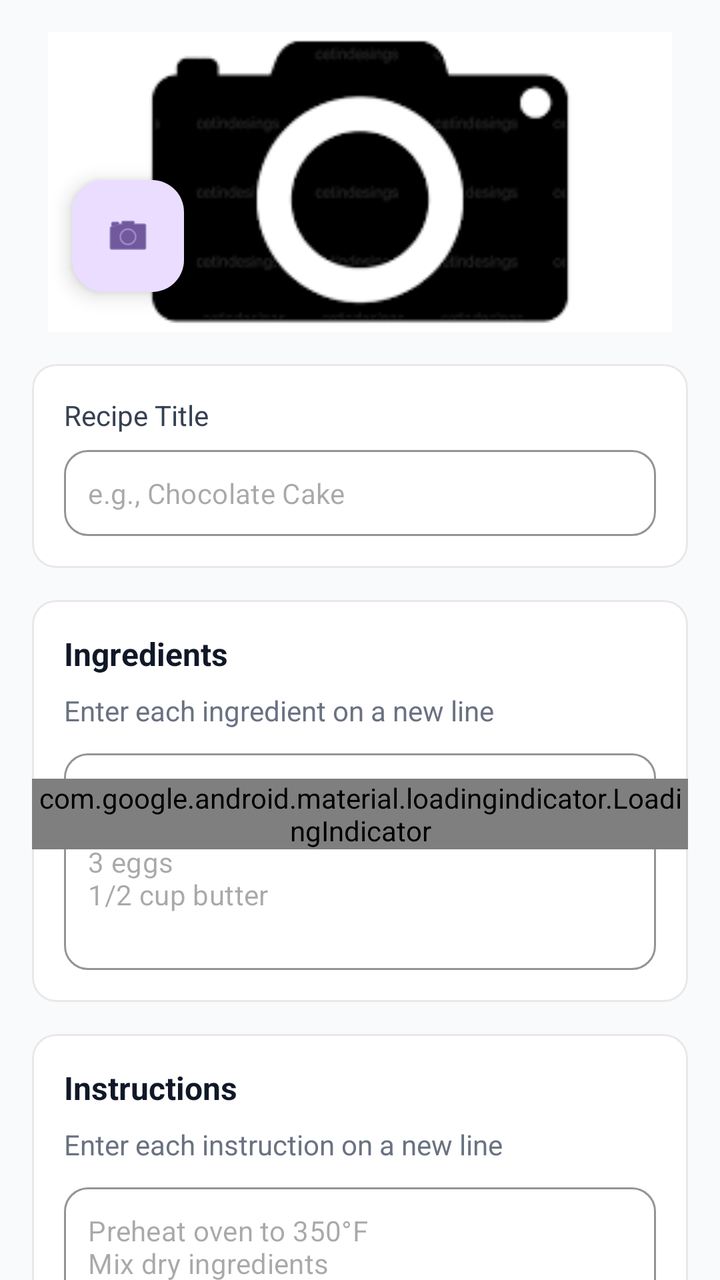
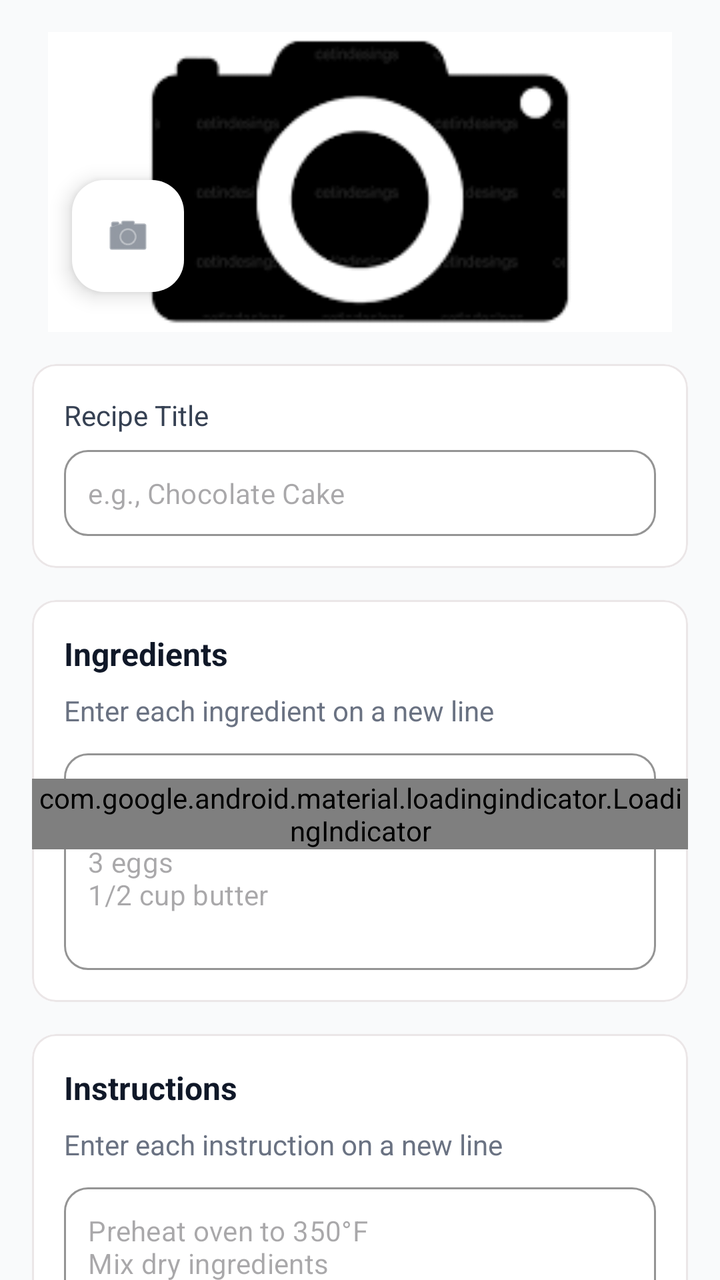

Screens rendered from an Android XML layout before and after an edit, with the pre-edit source and the edit as a unified diff.
<!-- AndroidManifest.xml: application theme Theme.Plateful -->
<!-- res/layout/fragment_add_recipe.xml -->
<?xml version="1.0" encoding="utf-8"?>
<androidx.core.widget.NestedScrollView xmlns:android="http://schemas.android.com/apk/res/android"
    xmlns:app="http://schemas.android.com/apk/res-auto"
    xmlns:tools="http://schemas.android.com/tools"
    android:layout_width="match_parent"
    android:layout_height="match_parent"
    android:background="@color/grayBackground"
    android:fillViewport="true"
    tools:context=".features.add_recipe.AddRecipeFragment">

    <androidx.constraintlayout.widget.ConstraintLayout
        android:layout_width="match_parent"
        android:layout_height="wrap_content"
        android:padding="16dp">

        <com.google.android.material.imageview.ShapeableImageView
            android:id="@+id/recipe_image_image_view"
            android:layout_width="0dp"
            android:layout_height="150dp"
            android:layout_marginStart="8dp"
            android:layout_marginEnd="8dp"
            android:scaleType="centerCrop"
            app:layout_constraintEnd_toEndOf="parent"
            app:layout_constraintStart_toStartOf="parent"
            app:layout_constraintTop_toTopOf="parent"
            app:srcCompat="@drawable/camera" />

        <com.google.android.material.card.MaterialCardView
            android:id="@+id/recipe_title_card"
            android:layout_width="0dp"
            android:layout_height="wrap_content"
            android:layout_marginTop="16dp"
            app:cardBackgroundColor="@android:color/white"
            app:cardCornerRadius="12dp"
            app:cardElevation="0dp"
            app:layout_constraintEnd_toEndOf="parent"
            app:layout_constraintStart_toStartOf="parent"
            app:layout_constraintTop_toBottomOf="@+id/recipe_image_image_view"
            app:strokeColor="@color/border"
            app:strokeWidth="1dp">

            <androidx.constraintlayout.widget.ConstraintLayout
                android:layout_width="match_parent"
                android:layout_height="wrap_content"
                android:padding="16dp">

                <TextView
                    android:id="@+id/recipe_title_label_text_view"
                    android:layout_width="wrap_content"
                    android:layout_height="wrap_content"
                    android:text="@string/recipe_title"
                    android:textColor="@color/textContent"
                    android:textSize="14sp"
                    app:layout_constraintStart_toStartOf="parent"
                    app:layout_constraintTop_toTopOf="parent" />

                <com.google.android.material.textfield.TextInputLayout
                    android:id="@+id/recipe_title_text_input_layout"
                    style="@style/Widget.MaterialComponents.TextInputLayout.OutlinedBox"
                    android:layout_width="0dp"
                    android:layout_height="wrap_content"
                    android:layout_marginTop="8dp"
                    app:boxCornerRadiusBottomEnd="12dp"
                    app:boxCornerRadiusBottomStart="12dp"
                    app:boxCornerRadiusTopEnd="12dp"
                    app:boxCornerRadiusTopStart="12dp"
                    app:boxStrokeColor="@color/orange"
                    app:hintEnabled="false"
                    app:layout_constraintBottom_toBottomOf="parent"
                    app:layout_constraintEnd_toEndOf="parent"
                    app:layout_constraintStart_toStartOf="parent"
                    app:layout_constraintTop_toBottomOf="@id/recipe_title_label_text_view">

                    <com.google.android.material.textfield.TextInputEditText
                        android:id="@+id/recipe_title_text_input"
                        android:layout_width="match_parent"
                        android:layout_height="wrap_content"
                        android:hint="@string/recipe_title_text_input_hint"
                        android:inputType="textCapWords"
                        android:padding="12dp"
                        android:textSize="14sp" />
                </com.google.android.material.textfield.TextInputLayout>

            </androidx.constraintlayout.widget.ConstraintLayout>
        </com.google.android.material.card.MaterialCardView>

        <com.google.android.material.card.MaterialCardView
            android:id="@+id/recipe_ingredients_card"
            android:layout_width="0dp"
            android:layout_height="wrap_content"
            android:layout_marginTop="16dp"
            app:cardBackgroundColor="@android:color/white"
            app:cardCornerRadius="12dp"
            app:cardElevation="0dp"
            app:layout_constraintEnd_toEndOf="parent"
            app:layout_constraintStart_toStartOf="parent"
            app:layout_constraintTop_toBottomOf="@id/recipe_title_card"
            app:strokeColor="@color/border"
            app:strokeWidth="1dp">

            <androidx.constraintlayout.widget.ConstraintLayout
                android:layout_width="match_parent"
                android:layout_height="wrap_content"
                android:padding="16dp">

                <TextView
                    android:id="@+id/recipe_ingredients_label_text_view"
                    android:layout_width="wrap_content"
                    android:layout_height="wrap_content"
                    android:text="@string/ingredients"
                    android:textColor="@color/black"
                    android:textSize="16sp"
                    android:textStyle="bold"
                    app:layout_constraintStart_toStartOf="parent"
                    app:layout_constraintTop_toTopOf="parent" />

                <TextView
                    android:id="@+id/recipe_ingredients_sub_label_text_view"
                    android:layout_width="wrap_content"
                    android:layout_height="wrap_content"
                    android:layout_marginTop="8dp"
                    android:text="@string/ingredient_on_a_new_line"
                    android:textColor="@color/midGray"
                    android:textSize="14sp"
                    app:layout_constraintStart_toStartOf="parent"
                    app:layout_constraintTop_toBottomOf="@id/recipe_ingredients_label_text_view" />

                <com.google.android.material.textfield.TextInputLayout
                    android:id="@+id/recipe_ingredients_text_input_layout"
                    style="@style/Widget.MaterialComponents.TextInputLayout.OutlinedBox"
                    android:layout_width="0dp"
                    android:layout_height="wrap_content"
                    android:layout_marginTop="12dp"
                    app:boxCornerRadiusBottomEnd="12dp"
                    app:boxCornerRadiusBottomStart="12dp"
                    app:boxCornerRadiusTopEnd="12dp"
                    app:boxCornerRadiusTopStart="12dp"
                    app:boxStrokeColor="@color/orange"
                    app:hintEnabled="false"
                    app:layout_constraintBottom_toBottomOf="parent"
                    app:layout_constraintEnd_toEndOf="parent"
                    app:layout_constraintStart_toStartOf="parent"
                    app:layout_constraintTop_toBottomOf="@id/recipe_ingredients_sub_label_text_view">

                    <com.google.android.material.textfield.TextInputEditText
                        android:id="@+id/recipe_ingredients_text_input"
                        android:layout_width="match_parent"
                        android:layout_height="wrap_content"
                        android:gravity="top|start"
                        android:hint="@string/recipe_ingredients_text_input_hint"
                        android:inputType="textMultiLine"
                        android:minLines="5"
                        android:padding="12dp"
                        android:textSize="14sp" />
                </com.google.android.material.textfield.TextInputLayout>

            </androidx.constraintlayout.widget.ConstraintLayout>
        </com.google.android.material.card.MaterialCardView>

        <com.google.android.material.card.MaterialCardView
            android:id="@+id/recipe_instructions_card"
            android:layout_width="0dp"
            android:layout_height="wrap_content"
            android:layout_marginTop="16dp"
            app:cardBackgroundColor="@android:color/white"
            app:cardCornerRadius="12dp"
            app:cardElevation="0dp"
            app:layout_constraintEnd_toEndOf="parent"
            app:layout_constraintStart_toStartOf="parent"
            app:layout_constraintTop_toBottomOf="@id/recipe_ingredients_card"
            app:strokeColor="@color/border"
            app:strokeWidth="1dp">

            <androidx.constraintlayout.widget.ConstraintLayout
                android:layout_width="match_parent"
                android:layout_height="wrap_content"
                android:padding="16dp">

                <TextView
                    android:id="@+id/recipe_instructions_label_text_view"
                    android:layout_width="wrap_content"
                    android:layout_height="wrap_content"
                    android:text="@string/instructions"
                    android:textColor="@color/black"
                    android:textSize="16sp"
                    android:textStyle="bold"
                    app:layout_constraintStart_toStartOf="parent"
                    app:layout_constraintTop_toTopOf="parent" />

                <TextView
                    android:id="@+id/recipe_instructions_sub_label_text_view"
                    android:layout_width="wrap_content"
                    android:layout_height="wrap_content"
                    android:layout_marginTop="8dp"
                    android:text="@string/instruction_on_a_new_line"
                    android:textColor="@color/midGray"
                    android:textSize="14sp"
                    app:layout_constraintStart_toStartOf="parent"
                    app:layout_constraintTop_toBottomOf="@id/recipe_instructions_label_text_view" />

                <com.google.android.material.textfield.TextInputLayout
                    android:id="@+id/recipe_instructions_text_input_layout"
                    style="@style/Widget.MaterialComponents.TextInputLayout.OutlinedBox"
                    android:layout_width="0dp"
                    android:layout_height="wrap_content"
                    android:layout_marginTop="12dp"
                    app:boxCornerRadiusBottomEnd="12dp"
                    app:boxCornerRadiusBottomStart="12dp"
                    app:boxCornerRadiusTopEnd="12dp"
                    app:boxCornerRadiusTopStart="12dp"
                    app:boxStrokeColor="@color/orange"
                    app:hintEnabled="false"
                    app:layout_constraintBottom_toBottomOf="parent"
                    app:layout_constraintEnd_toEndOf="parent"
                    app:layout_constraintStart_toStartOf="parent"
                    app:layout_constraintTop_toBottomOf="@id/recipe_instructions_sub_label_text_view">

                    <com.google.android.material.textfield.TextInputEditText
                        android:id="@+id/recipe_instructions_text_input"
                        android:layout_width="match_parent"
                        android:layout_height="wrap_content"
                        android:gravity="top|start"
                        android:hint="@string/recipe_instructions_text_input_hint"
                        android:inputType="textMultiLine"
                        android:minLines="5"
                        android:padding="12dp"
                        android:textSize="14sp" />
                </com.google.android.material.textfield.TextInputLayout>

            </androidx.constraintlayout.widget.ConstraintLayout>
        </com.google.android.material.card.MaterialCardView>

        <com.google.android.material.button.MaterialButton
            android:id="@+id/save_recipe_button"
            android:layout_width="0dp"
            android:layout_height="56dp"
            android:layout_marginTop="24dp"
            android:text="@string/save_recipe"
            android:textAllCaps="false"
            android:textSize="16sp"
            app:backgroundTint="@color/orange"
            app:cornerRadius="12dp"
            app:layout_constraintBottom_toBottomOf="parent"
            app:layout_constraintEnd_toEndOf="parent"
            app:layout_constraintStart_toStartOf="parent"
            app:layout_constraintTop_toBottomOf="@id/recipe_instructions_card" />

        <com.google.android.material.loadingindicator.LoadingIndicator
            android:id="@+id/loading_indicator"
            style="@style/Widget.Material3.LoadingIndicator.Contained"
            android:layout_width="wrap_content"
            android:layout_height="wrap_content"
            app:indicatorColor="@color/orange"
            app:layout_constraintBottom_toBottomOf="parent"
            app:layout_constraintEnd_toEndOf="parent"
            app:layout_constraintStart_toStartOf="parent"
            app:layout_constraintTop_toTopOf="parent" />

        <com.google.android.material.floatingactionbutton.FloatingActionButton
            android:id="@+id/takePictureButton"
            android:layout_width="wrap_content"
            android:layout_height="wrap_content"
            android:layout_marginStart="20dp"
            android:layout_marginBottom="20dp"
            app:layout_constraintBottom_toBottomOf="@+id/recipe_image_image_view"
            app:layout_constraintStart_toStartOf="parent"
            app:srcCompat="@android:drawable/ic_menu_camera" />

    </androidx.constraintlayout.widget.ConstraintLayout>

</androidx.core.widget.NestedScrollView>
<!-- resources referenced by this layout -->
<resources>
  <color name="black">#101828</color>
  <color name="border">#ebe6e7</color>
  <color name="grayBackground">#F9FAFB</color>
  <color name="midGray">#6a7282</color>
  <color name="orange">#f97316</color>
  <color name="textContent">#364153</color>
  <!-- drawable camera: png bitmap (drawable, 2885 bytes) -->
  <string name="ingredient_on_a_new_line">Enter each ingredient on a new line</string>
  <string name="ingredients">Ingredients</string>
  <string name="instruction_on_a_new_line">Enter each instruction on a new line</string>
  <string name="instructions">Instructions</string>
  <string name="recipe_ingredients_text_input_hint">2 cups flour\n1 cup sugar\n3 eggs\n1/2 cup butter</string>
  <string name="recipe_instructions_text_input_hint">Preheat oven to 350°F\nMix dry ingredients\nAdd wet ingredients\nBake for 30 minutes</string>
  <string name="recipe_title">Recipe Title</string>
  <string name="recipe_title_text_input_hint">e.g., Chocolate Cake</string>
  <string name="save_recipe">Save Recipe</string>
  <style name="Theme.Plateful" parent="Base.Theme.Plateful" />
  <style name="Base.Theme.Plateful" parent="Theme.Material3.DayNight.NoActionBar">
          
          
      </style>
</resources>

<!-- the commit's change to res/layout/fragment_add_recipe.xml (unified diff, before → after) -->
@@ -262,6 +262,8 @@
             android:layout_height="wrap_content"
             android:layout_marginStart="20dp"
             android:layout_marginBottom="20dp"
+            app:tint="@color/darkGray"
+            app:backgroundTint="@android:color/white"
             app:layout_constraintBottom_toBottomOf="@+id/recipe_image_image_view"
             app:layout_constraintStart_toStartOf="parent"
             app:srcCompat="@android:drawable/ic_menu_camera" />
<!-- resource entries referenced after the edit -->
@@ -2,6 +2,7 @@
 <resources>
   <color name="black">#101828</color>
   <color name="border">#ebe6e7</color>
+  <color name="darkGray">#4a5565</color>
   <color name="grayBackground">#F9FAFB</color>
   <color name="midGray">#6a7282</color>
   <color name="orange">#f97316</color>
